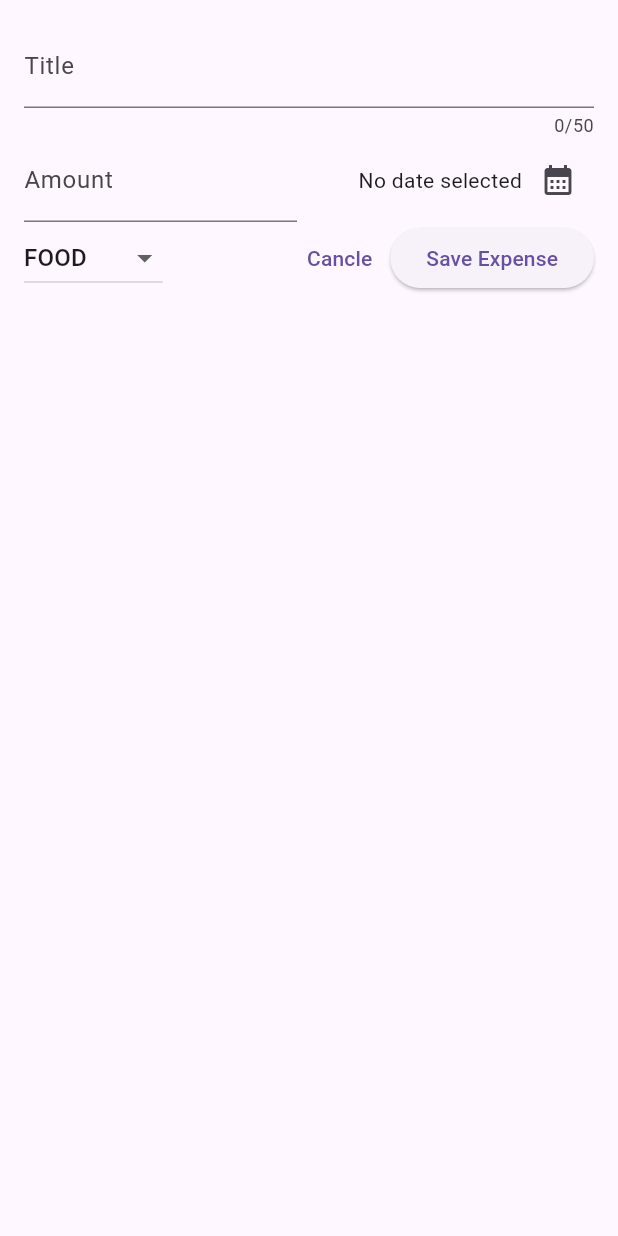
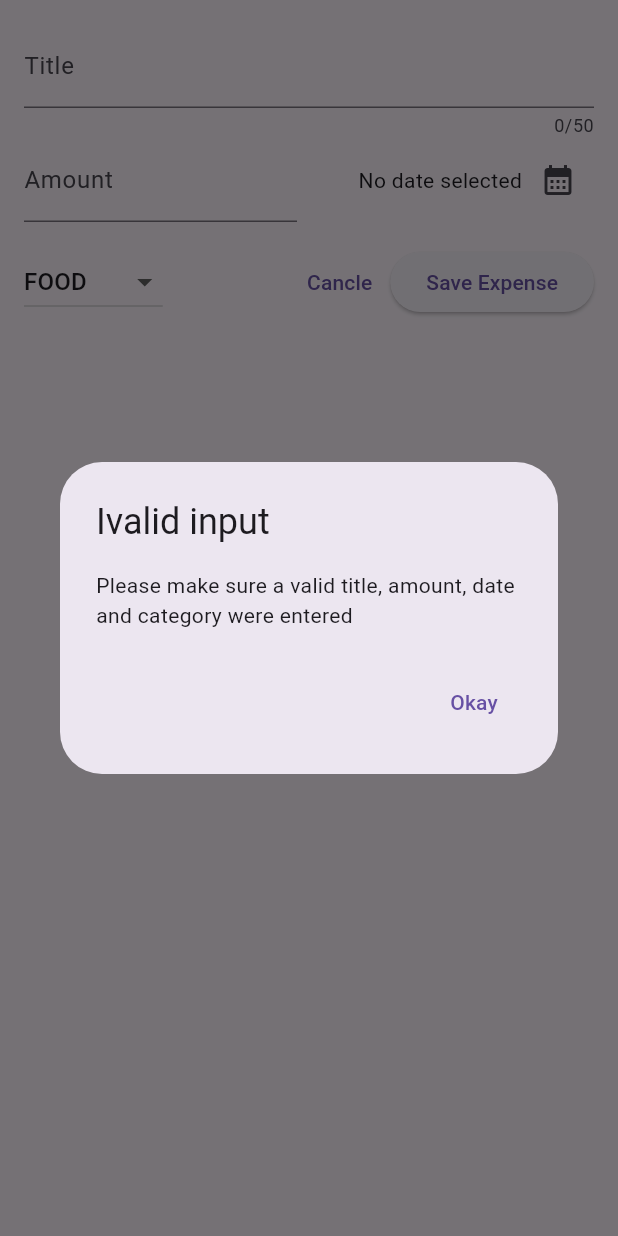
Before and after one commit to hhrnjic1/expense_tracker_flutter, a Flutter app: the NewExpense widget shown alone on an empty page, opened directly, after a tap on "Save Expense", on a phone screen of 412 x 824 dp. Run offline on Flutter 3.47's test engine with Material 3 defaults, Android fonts, the phone set to English and light mode, and no system bars.

Commit message:
Display alert dialog on incorect input

```diff
--- a/lib/widget/new_expense.dart
+++ b/lib/widget/new_expense.dart
@@ -25,6 +25,30 @@
     setState(() {
       _selectedDate = pickedDate;
     });
+  }
+
+  void _submitExpenseData() {
+    final enteredAmount = double.tryParse(_amountController.text);
+    final amountIsInvalid = enteredAmount == null || enteredAmount <= 0;
+    if (_titleController.text.trim().isEmpty ||
+        amountIsInvalid ||
+        _selectedDate == null) {
+      showDialog(
+          context: context,
+          builder: (ctx) => AlertDialog(
+                title: const Text('Ivalid input'),
+                content: const Text(
+                    'Please make sure a valid title, amount, date and category were entered'),
+                actions: [
+                  TextButton(
+                      onPressed: () {
+                        Navigator.pop(ctx);
+                      },
+                      child: const Text('Okay'))
+                ],
+              ));
+      return;
+    }
   }
 
   @override
@@ -76,6 +100,9 @@
                   )
                 ],
               ),
+              SizedBox(
+                height: 16,
+              ),
               Row(
                 children: [
                   DropdownButton(
@@ -100,10 +127,7 @@
                       },
                       child: const Text('Cancle')),
                   ElevatedButton(
-                      onPressed: () {
-                        print(
-                            '${_titleController.text} && ${_amountController.text}');
-                      },
+                      onPressed: _submitExpenseData,
                       child: const Text('Save Expense')),
                 ],
               )
```
